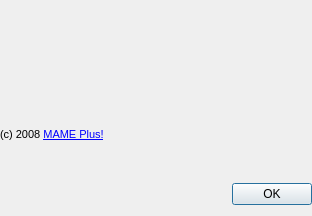
Qt form trunk/qtui/about.ui (svn2github/mameplus) before a commit.
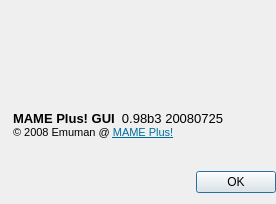
The same form after that commit. Icons and pictures are not drawn.

Commit message: Qt GUI 0.98 / translation of options / about dialog / removed game cache from ini / preserve audit result on new mame version / fixed: crash on F5 when iconthread is active / fixed: init vertical tabs / fixed: opt col width / fixed: duplicate entries on first init / fixed: official mame compatible, still crash on opt saving / fixed: some icons doesnt load

Diff of the .ui file:
```diff
--- a/trunk/qtui/about.ui
+++ b/trunk/qtui/about.ui
@@ -5,8 +5,8 @@
    <rect>
     <x>0</x>
     <y>0</y>
-    <width>312</width>
-    <height>216</height>
+    <width>276</width>
+    <height>204</height>
    </rect>
   </property>
   <property name="windowTitle" >
@@ -25,7 +25,12 @@
    <item>
     <layout class="QVBoxLayout" name="verticalLayout" >
      <item>
-      <widget class="QLabel" name="label" >
+      <widget class="QLabel" name="lblLogo" >
+       <property name="styleSheet" >
+        <string notr="true" >border-bottom-width:2px;
+border-bottom-style: solid;
+border-bottom-color: qlineargradient(spread:pad, x1:0, y1:0, x2:1, y2:0, stop:0 rgba(0, 0, 0, 255), stop:1 rgba(255, 255, 255, 255));</string>
+       </property>
        <property name="text" >
         <string/>
        </property>
@@ -36,12 +41,16 @@
      </item>
      <item>
       <widget class="QLabel" name="label_2" >
+       <property name="styleSheet" >
+        <string notr="true" >padding: 0 10px;</string>
+       </property>
        <property name="text" >
         <string>&lt;!DOCTYPE HTML PUBLIC "-//W3C//DTD HTML 4.0//EN" "http://www.w3.org/TR/REC-html40/strict.dtd">
 &lt;html>&lt;head>&lt;meta name="qrichtext" content="1" />&lt;style type="text/css">
 p, li { white-space: pre-wrap; }
 &lt;/style>&lt;/head>&lt;body style=" font-family:'MS Shell Dlg 2'; font-size:8.25pt; font-weight:400; font-style:normal;">
-&lt;p style=" margin-top:0px; margin-bottom:0px; margin-left:0px; margin-right:0px; -qt-block-indent:0; text-indent:0px;">&lt;span style=" font-size:8pt;">(c) 2008 &lt;/span>&lt;a href="http://mameicons.free.fr/mame32p/">&lt;span style=" text-decoration: underline; color:#0000ff;">MAME Plus!&lt;/span>&lt;/a>&lt;/p>&lt;/body>&lt;/html></string>
+&lt;p style=" margin-top:0px; margin-bottom:0px; margin-left:0px; margin-right:0px; -qt-block-indent:0; text-indent:0px; font-size:8pt;">&lt;span style=" font-size:10pt; font-weight:600;">MAME Plus! GUI &lt;/span>&lt;span style=" font-size:10pt;"> 0.98b3 20080725&lt;/span>&lt;/p>
+&lt;p style=" margin-top:0px; margin-bottom:0px; margin-left:0px; margin-right:0px; -qt-block-indent:0; text-indent:0px; font-size:8pt;">© 2008 Emuman @ &lt;a href="http://mameicons.free.fr/mame32p/">&lt;span style=" text-decoration: underline; color:#006d9f;">MAME Plus!&lt;/span>&lt;/a>&lt;/p>&lt;/body>&lt;/html></string>
        </property>
        <property name="scaledContents" >
         <bool>false</bool>
```
Left out of the diff: 6 changed lines with no effect on the pictures. The commit also changes 17 other files.
